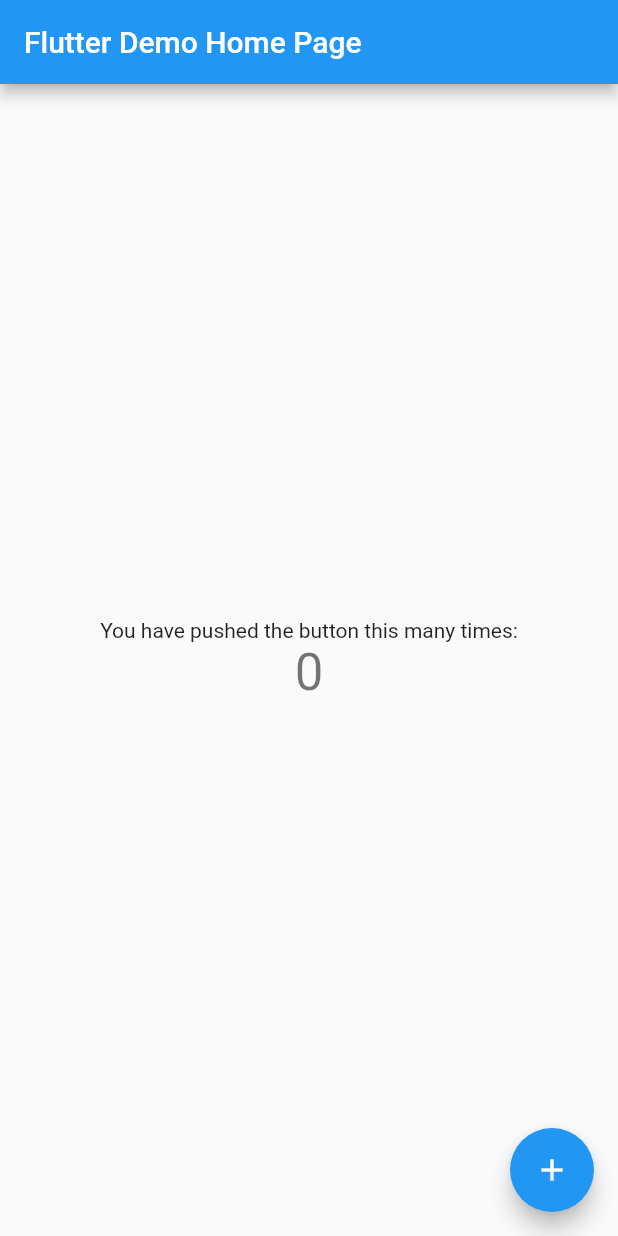
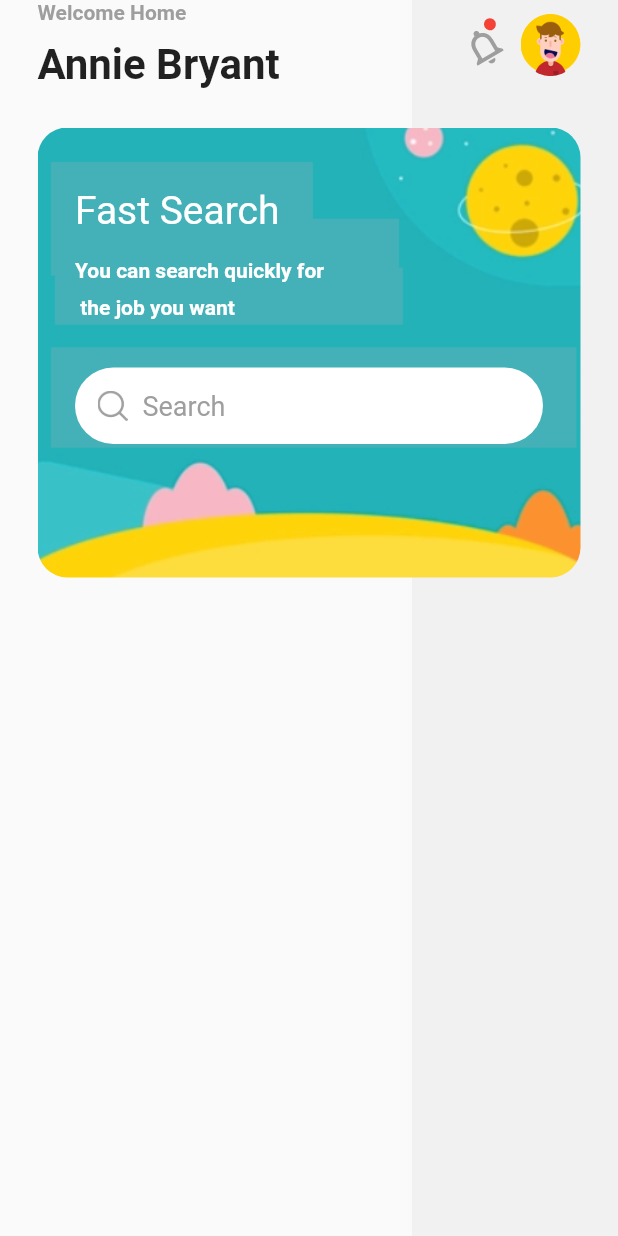
Before and after one commit to ondfavourmachine/job_finder_app, a Flutter app: the screen it shows after launch, on a phone screen of 412 x 824 dp. Run offline on Flutter 3.47's test engine with Material 2 defaults, Android fonts, the phone set to English and light mode, and no system bars.

Commit message:
still working on search card

```diff
--- a/analysis_options.yaml
+++ b/analysis_options.yaml
@@ -24,6 +24,7 @@
   rules:
     # avoid_print: false  # Uncomment to disable the `avoid_print` rule
     # prefer_single_quotes: true  # Uncomment to enable the `prefer_single_quotes` rule
+    prefer_const_constructors : false
 
 # Additional information about this file can be found at
 # https://dart.dev/guides/language/analysis-options
--- a/lib/main.dart
+++ b/lib/main.dart
@@ -1,4 +1,6 @@
 import 'package:flutter/material.dart';
+import 'package:flutter/services.dart';
+import 'package:job_finder_app/screens/home/home.dart';
 
 void main() {
   runApp(const MyApp());
@@ -10,9 +12,15 @@
   // This widget is the root of your application.
   @override
   Widget build(BuildContext context) {
+    SystemChrome.setSystemUIOverlayStyle(
+        SystemUiOverlayStyle(statusBarColor: Colors.transparent));
     return MaterialApp(
-      title: 'Flutter Demo',
+      title: 'Job Finder',
+      debugShowCheckedModeBanner: false,
       theme: ThemeData(
+        primaryColor: Color(0xFF43B1B7),
+        accentColor: Color(0xFFFFED4),
+        // colorScheme: ColorScheme.,
         // This is the theme of your application.
         //
         // Try running your application with "flutter run". You'll see the
@@ -24,92 +32,7 @@
         // is not restarted.
         primarySwatch: Colors.blue,
       ),
-      home: const MyHomePage(title: 'Flutter Demo Home Page'),
+      home: const HomePage(),
     );
   }
 }
-
-class MyHomePage extends StatefulWidget {
-  const MyHomePage({Key? key, required this.title}) : super(key: key);
-
-  // This widget is the home page of your application. It is stateful, meaning
-  // that it has a State object (defined below) that contains fields that affect
-  // how it looks.
-
-  // This class is the configuration for the state. It holds the values (in this
-  // case the title) provided by the parent (in this case the App widget) and
-  // used by the build method of the State. Fields in a Widget subclass are
-  // always marked "final".
-
-  final String title;
-
-  @override
-  State<MyHomePage> createState() => _MyHomePageState();
-}
-
-class _MyHomePageState extends State<MyHomePage> {
-  int _counter = 0;
-
-  void _incrementCounter() {
-    setState(() {
-      // This call to setState tells the Flutter framework that something has
-      // changed in this State, which causes it to rerun the build method below
-      // so that the display can reflect the updated values. If we changed
-      // _counter without calling setState(), then the build method would not be
-      // called again, and so nothing would appear to happen.
-      _counter++;
-    });
-  }
-
-  @override
-  Widget build(BuildContext context) {
-    // This method is rerun every time setState is called, for instance as done
-    // by the _incrementCounter method above.
-    //
-    // The Flutter framework has been optimized to make rerunning build methods
-    // fast, so that you can just rebuild anything that needs updating rather
-    // than having to individually change instances of widgets.
-    return Scaffold(
-      appBar: AppBar(
-        // Here we take the value from the MyHomePage object that was created by
-        // the App.build method, and use it to set our appbar title.
-        title: Text(widget.title),
-      ),
-      body: Center(
-        // Center is a layout widget. It takes a single child and positions it
-        // in the middle of the parent.
-        child: Column(
-          // Column is also a layout widget. It takes a list of children and
-          // arranges them vertically. By default, it sizes itself to fit its
-          // children horizontally, and tries to be as tall as its parent.
-          //
-          // Invoke "debug painting" (press "p" in the console, choose the
-          // "Toggle Debug Paint" action from the Flutter Inspector in Android
-          // Studio, or the "Toggle Debug Paint" command in Visual Studio Code)
-          // to see the wireframe for each widget.
-          //
-          // Column has various properties to control how it sizes itself and
-          // how it positions its children. Here we use mainAxisAlignment to
-          // center the children vertically; the main axis here is the vertical
-          // axis because Columns are vertical (the cross axis would be
-          // horizontal).
-          mainAxisAlignment: MainAxisAlignment.center,
-          children: <Widget>[
-            const Text(
-              'You have pushed the button this many times:',
-            ),
-            Text(
-              '$_counter',
-              style: Theme.of(context).textTheme.headline4,
-            ),
-          ],
-        ),
-      ),
-      floatingActionButton: FloatingActionButton(
-        onPressed: _incrementCounter,
-        tooltip: 'Increment',
-        child: const Icon(Icons.add),
-      ), // This trailing comma makes auto-formatting nicer for build methods.
-    );
-  }
-}
--- /dev/null
+++ b/lib/screens/home/home.dart
@@ -0,0 +1,32 @@
+import 'package:flutter/material.dart';
+import 'package:job_finder_app/screens/home/widgets/home_app_bar.dart';
+import 'package:job_finder_app/screens/home/widgets/search_card.dart';
+
+class HomePage extends StatelessWidget {
+  const HomePage({Key? key}) : super(key: key);
+
+  @override
+  Widget build(BuildContext context) {
+    return Scaffold(
+        body: Stack(
+      children: [
+        Row(
+          children: [
+            Expanded(
+              flex: 2,
+              child: Container(),
+            ),
+            Expanded(
+              flex: 1,
+              child: Container(color: Colors.grey.withOpacity(0.1)),
+            )
+          ],
+        ),
+        Column(
+          crossAxisAlignment: CrossAxisAlignment.start,
+          children: [HomeAppBar(), SearchCard()],
+        )
+      ],
+    ));
+  }
+}
--- /dev/null
+++ b/lib/screens/home/widgets/home_app_bar.dart
@@ -0,0 +1,74 @@
+import 'package:flutter/cupertino.dart';
+import 'package:flutter/material.dart';
+import 'package:flutter/painting.dart';
+
+class HomeAppBar extends StatelessWidget {
+  const HomeAppBar({Key? key}) : super(key: key);
+
+  @override
+  Widget build(BuildContext context) {
+    return Container(
+      padding: EdgeInsets.only(
+          top: MediaQuery.of(context).padding.top, left: 25, right: 25),
+      child: Row(
+        mainAxisAlignment: MainAxisAlignment.spaceBetween,
+        children: [
+          Column(
+            crossAxisAlignment: CrossAxisAlignment.start,
+            children: [
+              Text(
+                'Welcome Home',
+                style:
+                    TextStyle(color: Colors.grey, fontWeight: FontWeight.bold),
+              ),
+              const SizedBox(
+                height: 10,
+              ),
+              Text(
+                'Annie Bryant',
+                style: TextStyle(fontWeight: FontWeight.bold, fontSize: 28),
+              )
+            ],
+          ),
+          Row(
+            children: [
+              Container(
+                  margin: const EdgeInsets.only(top: 30, right: 10),
+                  transform: Matrix4.rotationZ(100),
+                  child: Stack(
+                    children: [
+                      Icon(
+                        Icons.notifications_none_outlined,
+                        size: 30,
+                        color: Colors.grey,
+                      ),
+                      Positioned(
+                        top: 0,
+                        right: 0,
+                        child: Container(
+                          padding: const EdgeInsets.all(4),
+                          decoration: BoxDecoration(
+                            color: Colors.red,
+                            shape: BoxShape.circle,
+                          ),
+                        ),
+                      )
+                    ],
+                  )),
+              const SizedBox(
+                width: 20,
+              ),
+              ClipOval(
+                child: Image.asset(
+                  'assets/images/avatar.png',
+                  width: 40,
+                  fit: BoxFit.cover,
+                ),
+              )
+            ],
+          )
+        ],
+      ),
+    );
+  }
+}
--- /dev/null
+++ b/lib/screens/home/widgets/search_card.dart
@@ -0,0 +1,59 @@
+import 'package:flutter/cupertino.dart';
+import 'package:flutter/material.dart';
+
+class SearchCard extends StatelessWidget {
+  const SearchCard({Key? key}) : super(key: key);
+
+  @override
+  Widget build(BuildContext context) {
+    return Container(
+      margin: const EdgeInsets.all(25),
+      height: 300,
+      padding: const EdgeInsets.symmetric(horizontal: 25, vertical: 40),
+      width: double.maxFinite,
+      decoration: BoxDecoration(
+          borderRadius: BorderRadius.circular(20),
+          image: DecorationImage(
+              image: AssetImage('assets/images/search_bg.png'),
+              fit: BoxFit.cover)),
+      child: Column(
+        crossAxisAlignment: CrossAxisAlignment.start,
+        children: [
+          Text(
+            'Fast Search',
+            style: TextStyle(color: Colors.white, fontSize: 26),
+          ),
+          const SizedBox(
+            height: 10,
+          ),
+          Text(
+            'You can search quickly for \n the job you want',
+            style: TextStyle(
+                height: 1.8, color: Colors.white, fontWeight: FontWeight.bold),
+          ),
+          const SizedBox(
+            height: 30,
+          ),
+          Container(
+            padding: const EdgeInsets.all(15),
+            child: Row(
+              children: [
+                Image.asset(
+                  'assets/icons/search.png',
+                  width: 20,
+                ),
+                SizedBox(
+                  width: 10,
+                ),
+                Text('Search',
+                    style: TextStyle(color: Colors.grey, fontSize: 18))
+              ],
+            ),
+            decoration: BoxDecoration(
+                color: Colors.white, borderRadius: BorderRadius.circular(30)),
+          )
+        ],
+      ),
+    );
+  }
+}
--- a/pubspec.yaml
+++ b/pubspec.yaml
@@ -58,9 +58,9 @@
   uses-material-design: true
 
   # To add assets to your application, add an assets section, like this:
-  # assets:
-  #   - images/a_dot_burr.jpeg
-  #   - images/a_dot_ham.jpeg
+  assets:
+    - assets/images/
+    - assets/icons/
 
   # An image asset can refer to one or more resolution-specific "variants", see
   # https://flutter.dev/assets-and-images/#resolution-aware.
```
Also changed, not shown: assets/icons/filter.png (added), assets/icons/search.png (added), assets/images/airbnb_logo.png (added), assets/images/avatar.png (added), assets/images/google_logo.png (added), assets/images/linkedin_logo.png (added), assets/images/search_bg.png (added).
